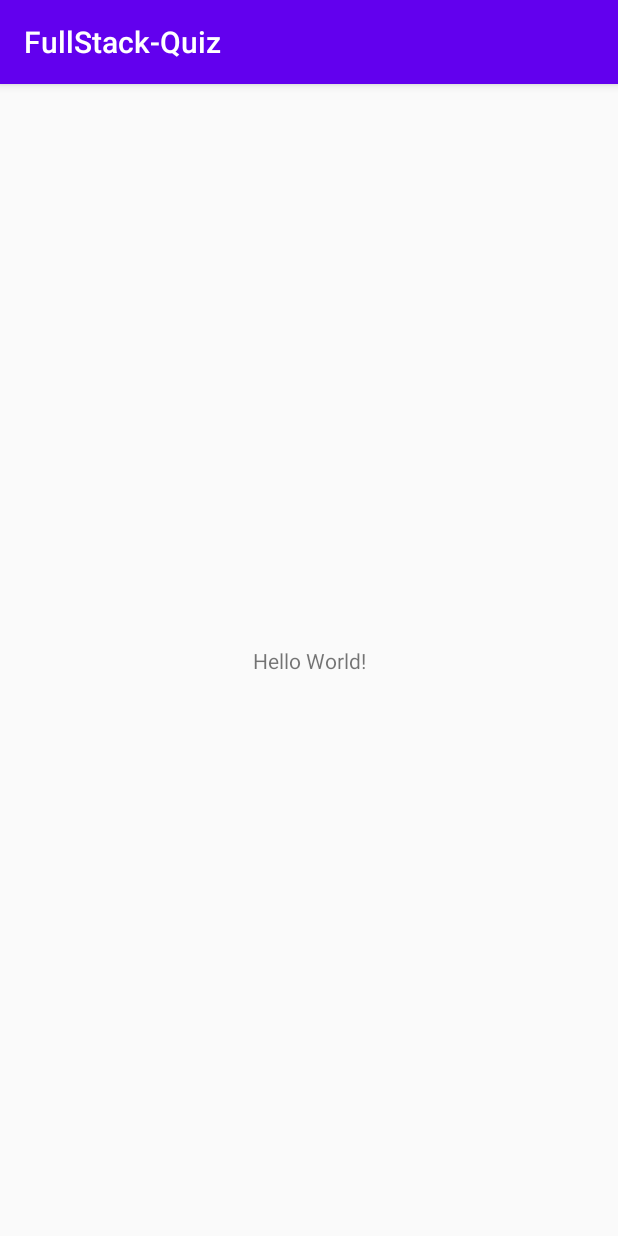
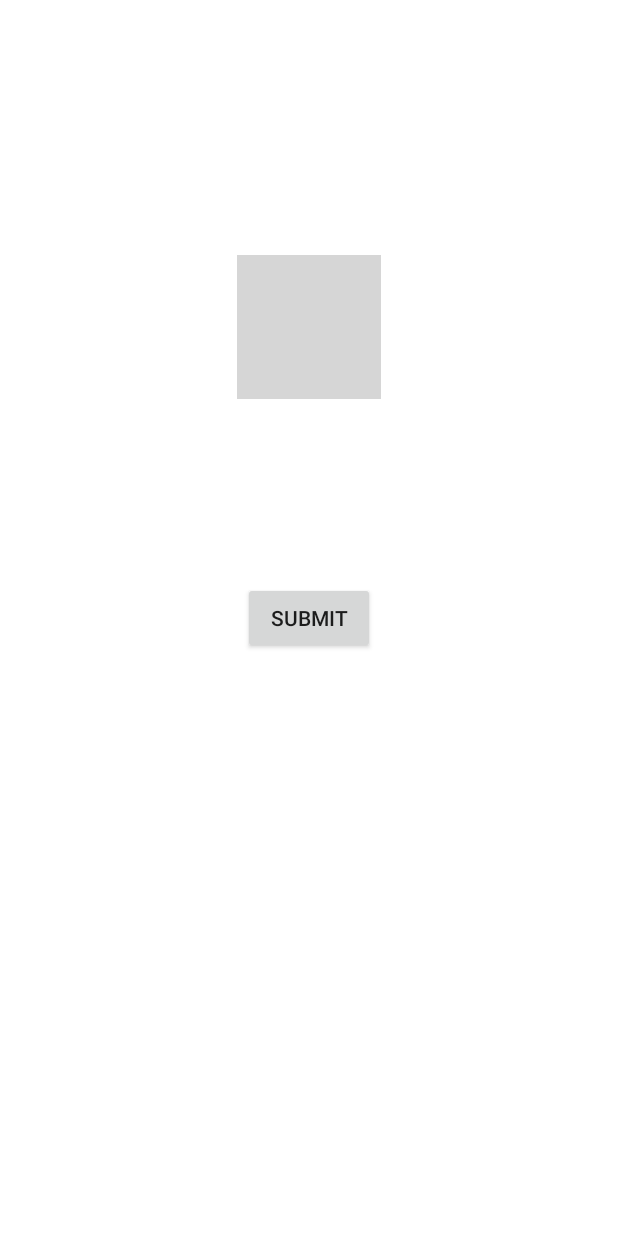
Before and after one commit to FI-Aquacrest/FullStack-Quiz, an Android app: the screen it shows after launch (TitleScreenActivity), on a phone screen of 412 x 824 dp. Run offline under Robolectric (Android 15) with nearby library versions, the phone set to English and light mode, and no system bars; grey boxes are pictures that could not be loaded.

Commit message:
Title screen with logo and buttons (Logo TBA)

```diff
--- a/app/src/main/java/fi/tuni/fullstack_quiz/TitleScreenActivity.java
+++ b/app/src/main/java/fi/tuni/fullstack_quiz/TitleScreenActivity.java
@@ -1,14 +1,22 @@
 package fi.tuni.fullstack_quiz;
 
-import androidx.appcompat.app.AppCompatActivity;
+import android.app.Activity;
+import android.os.Bundle;
+import android.view.View;
 
-import android.os.Bundle;
-
-public class TitleScreenActivity extends AppCompatActivity {
+public class TitleScreenActivity extends Activity {
 
     @Override
     protected void onCreate(Bundle savedInstanceState) {
         super.onCreate(savedInstanceState);
         setContentView(R.layout.activity_title);
     }
+
+    public void startGame(View v) {
+
+    }
+
+    public void submitQuestion(View v) {
+
+    }
 }
--- a/app/src/main/res/layout/activity_title.xml
+++ b/app/src/main/res/layout/activity_title.xml
@@ -6,13 +6,35 @@
     android:layout_height="match_parent"
     tools:context=".TitleScreenActivity">
 
-    <TextView
+    <ImageView
+        android:id="@+id/title_logo"
         android:layout_width="wrap_content"
         android:layout_height="wrap_content"
-        android:text="Hello World!"
-        app:layout_constraintBottom_toBottomOf="parent"
+        android:src="@drawable/logo"
+        app:layout_constraintBottom_toTopOf="@+id/play_button"
         app:layout_constraintLeft_toLeftOf="parent"
         app:layout_constraintRight_toRightOf="parent"
         app:layout_constraintTop_toTopOf="parent" />
 
+    <Button
+        android:id="@+id/play_button"
+        android:layout_width="wrap_content"
+        android:layout_height="wrap_content"
+        app:layout_constraintTop_toBottomOf="parent"
+        app:layout_constraintLeft_toLeftOf="parent"
+        app:layout_constraintRight_toRightOf="parent"
+        app:layout_constraintBottom_toTopOf="parent"
+        android:onClick="startGame"
+        android:text="Play" />
+
+    <Button
+        android:id="@+id/button"
+        android:layout_width="wrap_content"
+        android:layout_height="wrap_content"
+        android:text="Submit"
+        app:layout_constraintLeft_toLeftOf="parent"
+        app:layout_constraintRight_toRightOf="parent"
+        app:layout_constraintTop_toBottomOf="@+id/play_button"
+        android:onClick="submitQuestion" />
+
 </androidx.constraintlayout.widget.ConstraintLayout>
--- a/app/src/main/res/values/colors.xml
+++ b/app/src/main/res/values/colors.xml
@@ -3,4 +3,5 @@
     <color name="colorPrimary">#6200EE</color>
     <color name="colorPrimaryDark">#3700B3</color>
     <color name="colorAccent">#03DAC5</color>
+    <color name="white">#FFFFFF</color>
 </resources>
--- a/app/src/main/res/values/styles.xml
+++ b/app/src/main/res/values/styles.xml
@@ -1,11 +1,14 @@
 <resources>
 
     <!-- Base application theme. -->
-    <style name="AppTheme" parent="Theme.AppCompat.Light.DarkActionBar">
+    <style name="AppTheme" parent="Theme.AppCompat.Light">
         <!-- Customize your theme here. -->
         <item name="colorPrimary">@color/colorPrimary</item>
         <item name="colorPrimaryDark">@color/colorPrimaryDark</item>
         <item name="colorAccent">@color/colorAccent</item>
+        <item name="android:windowBackground">@color/white</item>
+        <item name="android:windowFullscreen">true</item>
+        <item name="background">@color/white</item>
     </style>
 
 </resources>
```
